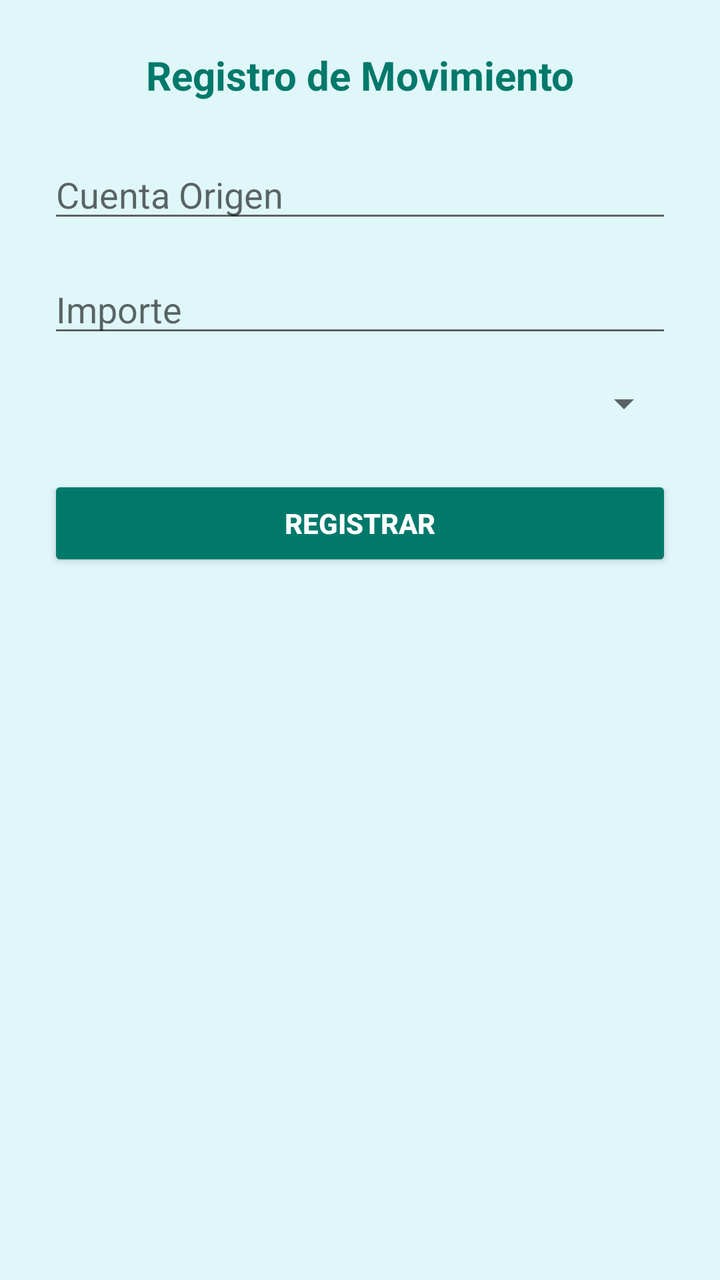
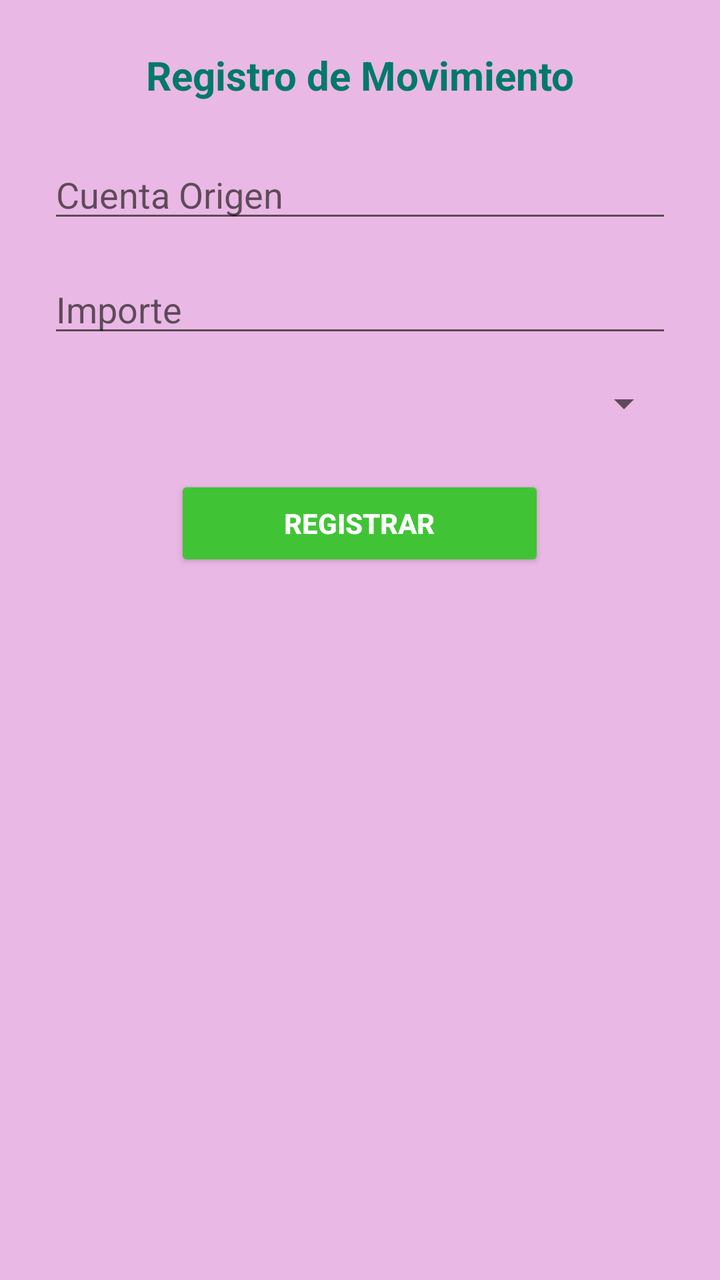

Screens rendered from an Android XML layout before and after an edit, with the pre-edit source and the edit as a unified diff.
<!-- AndroidManifest.xml: application theme Theme.EUREKA_BANK_CLIMOV_RESTFUL -->
<!-- res/layout/activity_registro_movimiento.xml -->
<?xml version="1.0" encoding="utf-8"?>
<ScrollView xmlns:android="http://schemas.android.com/apk/res/android"
    android:layout_width="match_parent"
    android:layout_height="match_parent"
    android:background="#E0F7FA"
    android:padding="24dp">

    <LinearLayout
        android:layout_width="match_parent"
        android:layout_height="wrap_content"
        android:orientation="vertical"
        android:gravity="center_horizontal">

        <TextView
            android:layout_width="wrap_content"
            android:layout_height="wrap_content"
            android:text="Registro de Movimiento"
            android:textSize="20sp"
            android:textStyle="bold"
            android:layout_marginBottom="24dp"
            android:textColor="#00796B" />

        <EditText
            android:id="@+id/txtCuentaOrigen"
            android:layout_width="match_parent"
            android:layout_height="wrap_content"
            android:hint="Cuenta Origen"
            android:inputType="text"
            android:layout_marginBottom="16dp" />

        <EditText
            android:id="@+id/txtCuentaDestino"
            android:layout_width="match_parent"
            android:layout_height="wrap_content"
            android:hint="Cuenta Destino"
            android:inputType="text"
            android:layout_marginBottom="16dp"
            android:visibility="gone" />

        <EditText
            android:id="@+id/txtImporte"
            android:layout_width="match_parent"
            android:layout_height="wrap_content"
            android:hint="Importe"
            android:inputType="numberDecimal"
            android:layout_marginBottom="16dp" />

        <Spinner
            android:id="@+id/spnTipo"
            android:layout_width="match_parent"
            android:layout_height="wrap_content"
            android:layout_marginBottom="24dp" />

        <Button
            android:id="@+id/btnRegistrar"
            android:layout_width="match_parent"
            android:layout_height="wrap_content"
            android:text="Registrar"
            android:backgroundTint="#00796B"
            android:textColor="#FFFFFF"
            android:textStyle="bold" />

        <TextView
            android:id="@+id/txtResultado"
            android:layout_width="wrap_content"
            android:layout_height="wrap_content"
            android:textColor="#D32F2F"
            android:layout_marginTop="24dp"
            android:textStyle="bold" />
    </LinearLayout>
</ScrollView>
<!-- resources referenced by this layout -->
<resources>
  <style name="Theme.EUREKA_BANK_CLIMOV_RESTFUL" parent="Theme.AppCompat.Light.NoActionBar">
      </style>
</resources>

<!-- the commit's change to res/layout/activity_registro_movimiento.xml (unified diff, before → after) -->
@@ -2,7 +2,7 @@
 <ScrollView xmlns:android="http://schemas.android.com/apk/res/android"
     android:layout_width="match_parent"
     android:layout_height="match_parent"
-    android:background="#E0F7FA"
+    android:background="#EAB8E4"
     android:padding="24dp">
 
     <LinearLayout
@@ -53,10 +53,10 @@
 
         <Button
             android:id="@+id/btnRegistrar"
-            android:layout_width="match_parent"
+            android:layout_width="185dp"
             android:layout_height="wrap_content"
+            android:backgroundTint="#40c435"
             android:text="Registrar"
-            android:backgroundTint="#00796B"
             android:textColor="#FFFFFF"
             android:textStyle="bold" />
 
